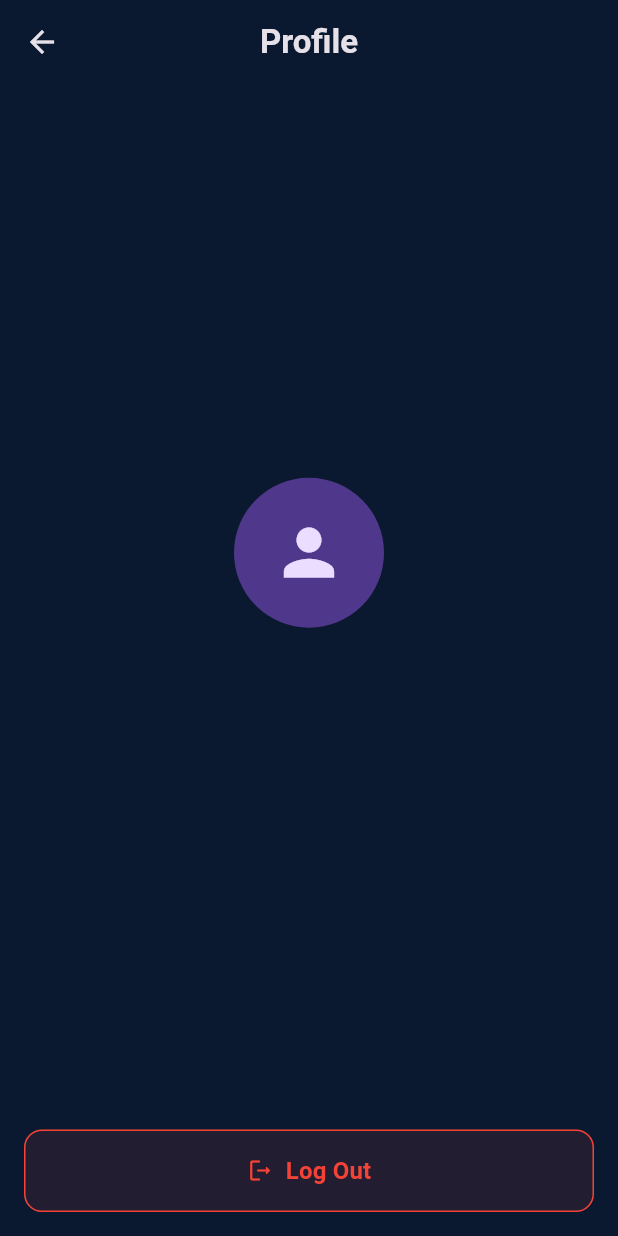
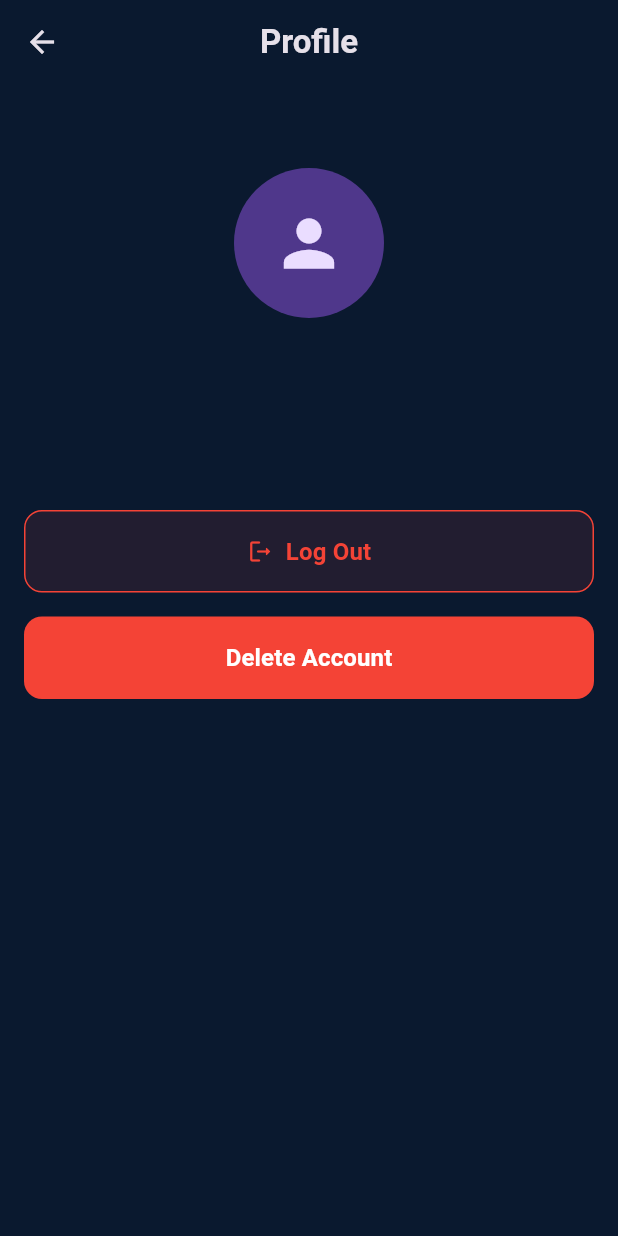
Before and after one commit to ekjacinto/pixel_trade, a Flutter app: the ProfileScreen screen opened directly, on a phone screen of 412 x 824 dp. Run offline on Flutter 3.47's test engine with Material 3 defaults, Android fonts, the phone set to English and light mode, and no system bars; our stand-ins replace cloud_firestore, firebase_auth, firebase_core; accounts and stored records are empty; generated files the repository leaves out were written again.

Commit message:
feat: delete account functionality

```diff
--- a/lib/pages/home_page.dart
+++ b/lib/pages/home_page.dart
@@ -804,13 +804,74 @@ class SearchScreen extends StatelessWidget {
 }
 
 // Placeholder Profile Screen
-class ProfileScreen extends StatelessWidget {
+class ProfileScreen extends StatefulWidget {
   const ProfileScreen({super.key});
 
   @override
+  State<ProfileScreen> createState() => _ProfileScreenState();
+}
+
+class _ProfileScreenState extends State<ProfileScreen> {
+  final _authService = AuthService();
+  bool _isDeleting = false;
+
+  Future<void> _deleteAccount() async {
+    final confirmed = await showDialog<bool>(
+      context: context,
+      builder: (context) => AlertDialog(
+        title: const Text('Delete Account'),
+        content: const Text(
+          'Are you sure you want to delete your account? This action cannot be undone.',
+        ),
+        actions: [
+          TextButton(
+            onPressed: () => Navigator.pop(context, false),
+            child: const Text('Cancel'),
+          ),
+          TextButton(
+            onPressed: () => Navigator.pop(context, true),
+            child: const Text(
+              'Delete',
+              style: TextStyle(color: Colors.red),
+            ),
+          ),
+        ],
+      ),
+    );
+
+    if (confirmed != true) return;
+
+    setState(() => _isDeleting = true);
+
+    try {
+      await _authService.deleteAccount();
+      if (mounted) {
+        ScaffoldMessenger.of(context).showSnackBar(
+          const SnackBar(
+            content: Text('Account deleted successfully'),
+            backgroundColor: Colors.green,
+          ),
+        );
+      }
+    } catch (e) {
+      if (mounted) {
+        ScaffoldMessenger.of(context).showSnackBar(
+          SnackBar(
+            content: Text('Error deleting account: ${e.toString()}'),
+            backgroundColor: Colors.red,
+          ),
+        );
+      }
+    } finally {
+      if (mounted) {
+        setState(() => _isDeleting = false);
+      }
+    }
+  }
+
+  @override
   Widget build(BuildContext context) {
-    final authService = AuthService();
-    final user = authService.currentUser;
+    final user = _authService.currentUser;
 
     return Scaffold(
       appBar: AppBar(
@@ -824,14 +885,14 @@ class ProfileScreen extends StatelessWidget {
       ),
       body: user == null
           ? const Center(child: Text("Not signed in"))
-          : Padding(
+          : SingleChildScrollView(
+              child: Padding(
                 padding: const EdgeInsets.all(16),
                 child: Column(
-                children: [
-                  Expanded(
-                    child: Column(
                   mainAxisAlignment: MainAxisAlignment.center,
-                      children: [
+                  crossAxisAlignment: CrossAxisAlignment.center,
+                  children: [
+                    const SizedBox(height: 40),
                     CircleAvatar(
                       radius: 50,
                       backgroundImage: user.photoURL != null
@@ -853,14 +914,12 @@ class ProfileScreen extends StatelessWidget {
                             color: Theme.of(context).unselectedWidgetColor,
                           ),
                     ),
-                      ],
-                    ),
-                  ),
+                    const SizedBox(height: 40),
                     SizedBox(
                       width: double.infinity,
                       child: ElevatedButton.icon(
                         onPressed: () async {
-                        await authService.signOut();
+                          await _authService.signOut();
                           if (context.mounted) {
                             Navigator.of(context).pushAndRemoveUntil(
                               MaterialPageRoute(builder: (context) => const LoginPage()),
@@ -887,7 +946,39 @@ class ProfileScreen extends StatelessWidget {
                         ),
                       ),
                     ),
-                ],
+                    const SizedBox(height: 16),
+                    SizedBox(
+                      width: double.infinity,
+                      child: ElevatedButton(
+                        onPressed: _isDeleting ? null : _deleteAccount,
+                        style: ElevatedButton.styleFrom(
+                          backgroundColor: Colors.red,
+                          foregroundColor: Colors.white,
+                          padding: const EdgeInsets.symmetric(vertical: 16),
+                          shape: RoundedRectangleBorder(
+                            borderRadius: BorderRadius.circular(12),
+                          ),
+                        ),
+                        child: _isDeleting
+                            ? const SizedBox(
+                                width: 20,
+                                height: 20,
+                                child: CircularProgressIndicator(
+                                  color: Colors.white,
+                                  strokeWidth: 2,
+                                ),
+                              )
+                            : const Text(
+                                'Delete Account',
+                                style: TextStyle(
+                                  fontSize: 16,
+                                  fontWeight: FontWeight.w600,
+                                ),
+                              ),
+                      ),
+                    ),
+                  ],
+                ),
               ),
             ),
     );
```
Also changed, not shown: lib/services/auth_service.dart (+18 -0 lines), 4 other files. Lines whose indentation alone changed are shown as unchanged.
